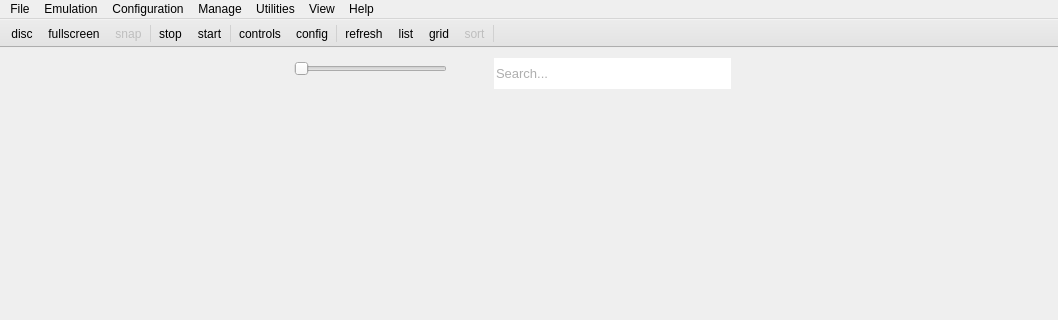
Above: rpcs3/rpcs3qt/main_window.ui from RPCS3/rpcs3 before the change; both pictures show x 0 to 1058 and y 0 to 320 of the 1058 by 580 pixel window. Below: the same form after it.
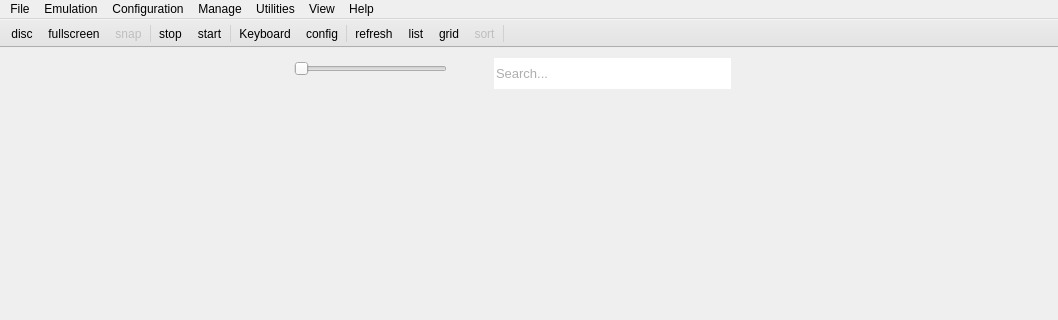
That is the form after the change. Icons and pictures are not drawn.

Commit message: rename controls to keyboard

```diff
--- a/rpcs3/rpcs3qt/main_window.ui
+++ b/rpcs3/rpcs3qt/main_window.ui
@@ -810,7 +810,7 @@
      <normaloff>:/Icons/controls.png</normaloff>:/Icons/controls.png</iconset>
    </property>
    <property name="text">
-    <string>controls</string>
+    <string>Keyboard</string>
    </property>
    <property name="toolTip">
     <string>Configure controls</string>
```
Left out of the diff: 4 changed lines with no effect on the pictures. The commit also changes 1 other file.
